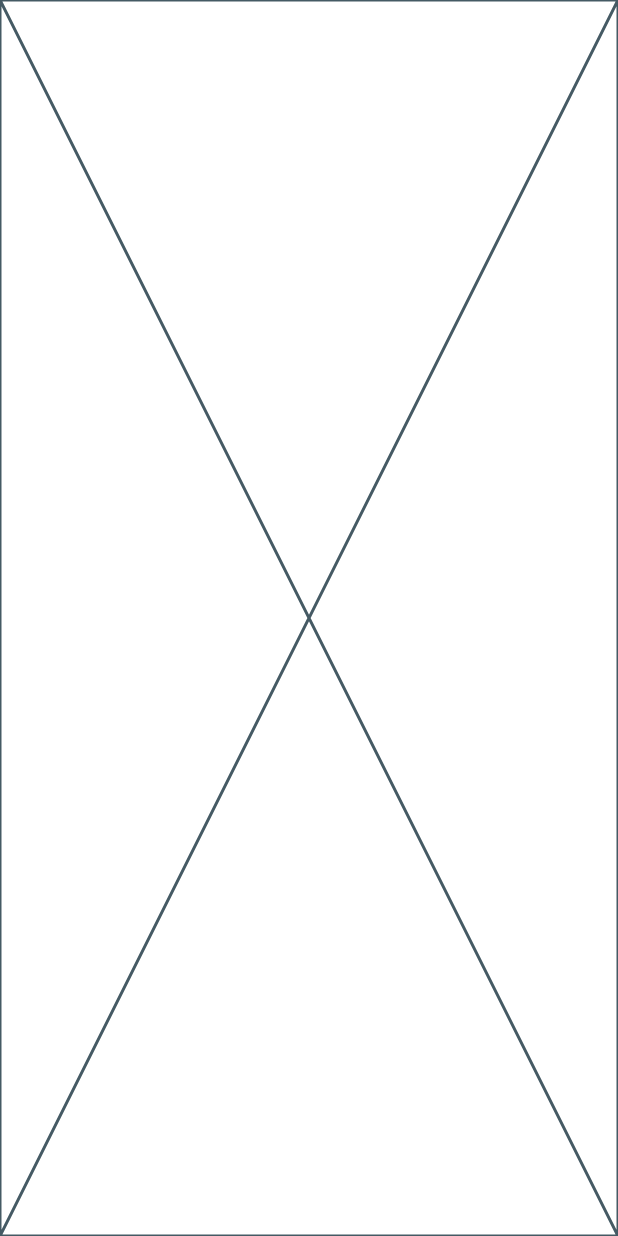
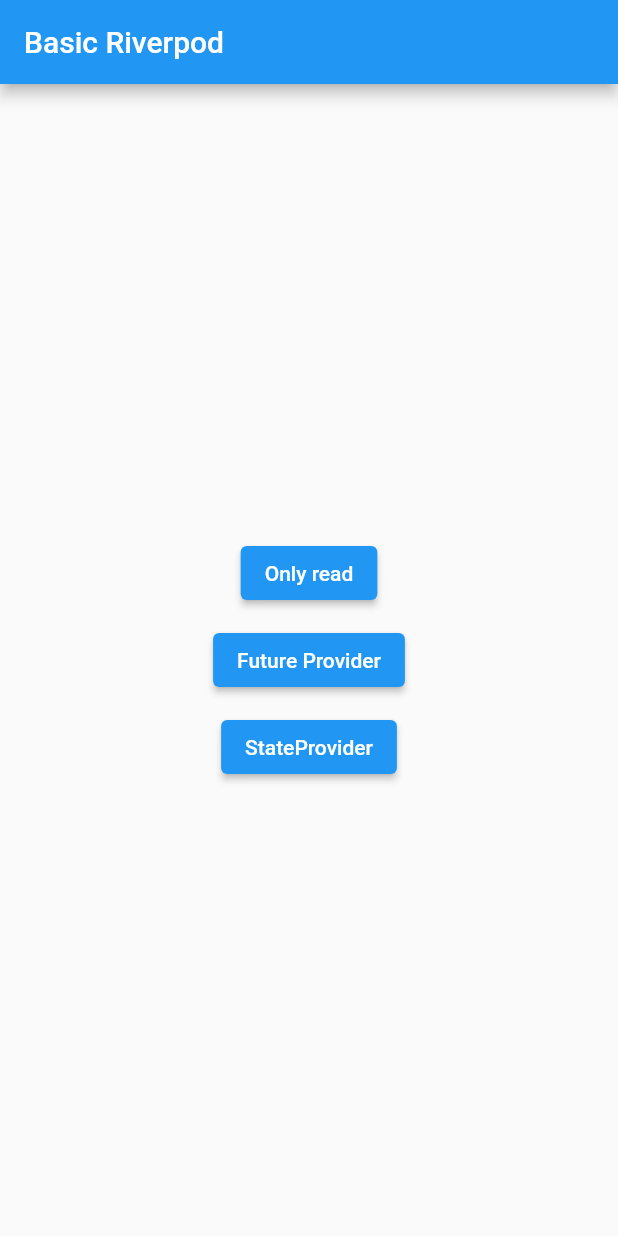
Before and after one commit to mazedul-ru-cse/basic_riverpod, a Flutter app: the screen it shows after launch, on a phone screen of 412 x 824 dp. Run offline on Flutter 3.47's test engine with Material 2 defaults, Android fonts, the phone set to English and light mode, and no system bars; our stand-ins replace flutter_riverpod.

Commit message:
Riverpod basic

```diff
--- a/lib/main.dart
+++ b/lib/main.dart
@@ -1,3 +1,6 @@
+import 'package:basic_riverpod/future_provider/future_provider.dart';
+import 'package:basic_riverpod/simple_provider/smple_provider.dart';
+import 'package:basic_riverpod/state_provider/state_provider.dart';
 import 'package:flutter/material.dart';
 import 'package:flutter_riverpod/flutter_riverpod.dart';
 
@@ -10,6 +13,43 @@ class MyApp extends StatelessWidget {
 
   @override
   Widget build(BuildContext context) {
-    return const Placeholder();
+    return const MaterialApp(
+      home: HomeScreen(),
+    );
   }
 }
+
+
+
+class HomeScreen extends StatelessWidget {
+  const HomeScreen({super.key});
+
+  @override
+  Widget build(BuildContext context) {
+    return Scaffold(
+      appBar: AppBar(title: Text("Basic Riverpod"),
+      ),
+      body: Center(
+        child: Column(
+          mainAxisSize: MainAxisSize.min,
+          children: [
+            ElevatedButton(
+                onPressed: ()=> Navigator.push(context,MaterialPageRoute(builder: (context)=>const SimpleProvider())),
+                child: Text("Only read")
+            ),
+            SizedBox(height: 10),
+            ElevatedButton(
+                onPressed: ()=> Navigator.push(context,MaterialPageRoute(builder: (context)=>const FutureProviderExample())),
+                child: Text("Future Provider")
+            ),
+            SizedBox(height: 10),
+            ElevatedButton(
+                onPressed: ()=> Navigator.push(context,MaterialPageRoute(builder: (context)=>const StateProviderExample())),
+                child: Text("StateProvider")
+            ),
+          ],
+        ),
+      ),
+    );
+  }
+}
--- /dev/null
+++ b/lib/simple_provider/smple_provider.dart
@@ -0,0 +1,23 @@
+import 'package:flutter/material.dart';
+import 'package:flutter_riverpod/flutter_riverpod.dart';
+
+final myNameProvider = Provider<String>((ref){
+  return "This is Simple provider";
+});
+
+
+class SimpleProvider extends ConsumerWidget {
+  const SimpleProvider({super.key});
+
+  @override
+  Widget build(BuildContext context, WidgetRef ref){
+
+    String data = ref.read<String>(myNameProvider);
+    return Scaffold(
+      appBar: AppBar(title: Text("Simple Provider"),),
+      body: Center(
+        child: Text(data),
+      ),
+    );
+  }
+}
```
Also changed, not shown: lib/future_provider/future_provider.dart (added, +26 -0 lines), lib/state_provider/state_provider.dart (added, +34 -0 lines).
